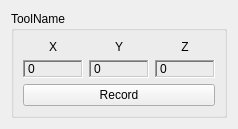
eetuna/cisst, file branches/main/libs/code/cisstDevices/devNDISerialToolQWidget.ui: the form before one commit.
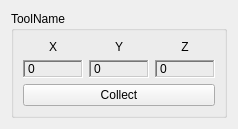
The form after the commit.

What changed in the file:
```diff
--- a/branches/main/libs/code/cisstDevices/devNDISerialToolQWidget.ui
+++ b/branches/main/libs/code/cisstDevices/devNDISerialToolQWidget.ui
@@ -6,8 +6,8 @@
    <rect>
     <x>0</x>
     <y>0</y>
-    <width>230</width>
-    <height>116</height>
+    <width>232</width>
+    <height>118</height>
    </rect>
   </property>
   <property name="windowTitle">
@@ -110,7 +110,7 @@
       <item row="2" column="0" colspan="3">
        <widget class="QPushButton" name="ButtonRecord">
         <property name="text">
-         <string>Record</string>
+         <string>Collect</string>
         </property>
        </widget>
       </item>
```
